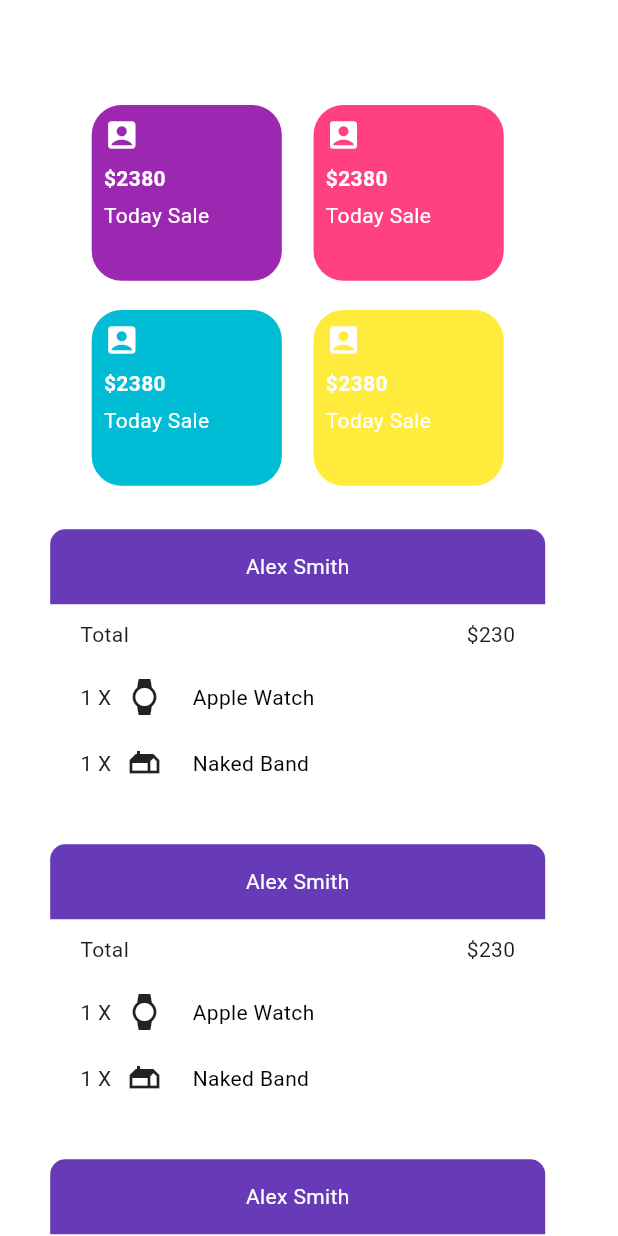
After one commit to fidahussainqazafi/inventory_system, a Flutter app: the vehicleInventoryScreen screen opened directly, on a phone screen of 412 x 824 dp. The commit adds this screen. Run offline on Flutter 3.47's test engine with Material 3 defaults, Android fonts, the phone set to English and light mode, and no system bars; our stand-ins replace flutter_screenutil.

Commit message:
vehicle_inventory_screen completed

```diff
--- a/lib/main.dart
+++ b/lib/main.dart
@@ -1,5 +1,6 @@
 import 'package:flutter/material.dart';
 import 'package:flutter_screenutil/flutter_screenutil.dart';
+import 'package:inventory_system/controller/dropdown_controller.dart';
 
 import 'package:provider/provider.dart';
 
@@ -23,6 +24,7 @@ class MyApp extends StatelessWidget {
       return MultiProvider(
           providers: [
             ChangeNotifierProvider(create: (context) => BottonNavController()),
+            ChangeNotifierProvider(create: (context)=>DropdownController()),
 
           ],
     child: MaterialApp(
--- a/lib/screens/home_screen.dart
+++ b/lib/screens/home_screen.dart
@@ -1,5 +1,6 @@
 import 'package:flutter/material.dart';
 import 'package:flutter_screenutil/flutter_screenutil.dart';
+import 'package:provider/provider.dart';
 
 import '../controller/dropdown_controller.dart';
 
@@ -12,9 +13,10 @@ class HomeScreen extends StatefulWidget {
 
 class _HomeScreenState extends State<HomeScreen> {
   final TextEditingController controller = TextEditingController();
-  final DropdownController dropdownController = DropdownController();
+
   @override
   Widget build(BuildContext context) {
+
     return Scaffold(
       backgroundColor: Colors.white,
       appBar: AppBar(
@@ -26,32 +28,27 @@ class _HomeScreenState extends State<HomeScreen> {
         child: Column(
           children: [
             SizedBox(height: 600.h,),
-
+            // Add your other widgets here
           ],
         ),
       ),
       floatingActionButton: FloatingActionButton(
-
         onPressed: () {
           showDialog(
             context: context,
             builder: (BuildContext builder) {
               return AlertDialog(
-
                 content: Column(
                   mainAxisSize: MainAxisSize.min,
                   children: [
-
                     Container(
                       padding: EdgeInsets.symmetric(horizontal: 10),
                       width: double.infinity,
-
                       decoration: BoxDecoration(
                         color: Colors.lightBlueAccent.withOpacity(.5),
                         borderRadius: BorderRadius.circular(5),
                       ),
                       child: Column(
-
                         children: [
                           TextFormField(
                             controller: controller,
@@ -60,29 +57,28 @@ class _HomeScreenState extends State<HomeScreen> {
                               border: InputBorder.none, // Remove the underline
                             ),
                           ),
-
-
+                          SizedBox(height: 30.h,),
 
                         ],
                       ),
                     ),
-                    SizedBox(height: 20.h,),
-                    DropdownButton<String> (
-                      isExpanded: true,
-                      value: dropdownController.selectedValue,
-
-                      items: dropdownController.dropdownItems.map((String item) {
-
-                        return DropdownMenuItem<String>(
-
-                            value: item,
-                            child: Text(item));
-                      }).toList(),
-                      onChanged: (String ? newValue){
-                        dropdownController.setValue(newValue!);
+                    Consumer<DropdownController>(
+                      builder: (context, controller, child) {
+                        return DropdownButton<String>(
+                          isExpanded: true,
+                          value: controller.selectedValue,
+                          items: controller.dropdownItems.map((String item) {
+                            return DropdownMenuItem<String>(
+                              value: item,
+                              child: Text(item),
+                            );
+                          }).toList(),
+                          onChanged: (String? newValue) {
+                            controller.setValue(newValue!);
+                          },
+                        );
                       },
                     ),
-
                   ],
                 ),
               );
@@ -92,7 +88,5 @@ class _HomeScreenState extends State<HomeScreen> {
         child: Center(child: Text('Add vehicle')),
       ),
     );
-
-
   }
 }
--- a/lib/screens/manage_users_screen.dart
+++ b/lib/screens/manage_users_screen.dart
@@ -1,4 +1,5 @@
 import 'package:flutter/material.dart';
+import 'package:inventory_system/screens/vehicle_inventory_screen.dart';
 
 
 class ManageUsersScreen extends StatefulWidget {
@@ -23,7 +24,11 @@ class _ManageUsersScreenState extends State<ManageUsersScreen> {
       ),
       body: Column(children: [
         Container(
-
+          child: InkWell(
+              onTap: (){
+                Navigator.push(context, MaterialPageRoute(builder: (context)=>vehicleInventoryScreen()));
+              },
+              child: Text('MainScreen')),
         )
       ],),
     );
--- /dev/null
+++ b/lib/screens/vehicle_inventory_screen.dart
@@ -0,0 +1,98 @@
+import 'package:flutter/material.dart';
+import 'package:flutter_screenutil/flutter_screenutil.dart';
+import 'package:inventory_system/widget/container_widget.dart';
+import 'package:inventory_system/widget/row_widget.dart';
+
+class vehicleInventoryScreen extends StatefulWidget {
+  const vehicleInventoryScreen({Key? key}) : super(key: key);
+
+  @override
+  State<vehicleInventoryScreen> createState() => _vehicleInventoryScreenState();
+}
+
+class _vehicleInventoryScreenState extends State<vehicleInventoryScreen> {
+  @override
+  Widget build(BuildContext context) {
+    return Scaffold(
+      backgroundColor: Colors.white.withOpacity(.9),
+      body: SafeArea(
+        child: Padding(
+          padding: const EdgeInsets.symmetric(horizontal: 20.0),
+          child: SingleChildScrollView(
+            child: Column(
+              children: [
+                SizedBox(height: 50,),
+                Padding(
+                  padding: const EdgeInsets.symmetric(horizontal: 20.0),
+                  child: Container(
+                    color: Colors.white,
+                    width: 300.w,
+                    height: 300.h,
+                    child: Column(
+                      mainAxisSize: MainAxisSize.min,
+                      crossAxisAlignment: CrossAxisAlignment.center,
+                      children: [
+                        Row(
+                          children: [
+                            SizedBox(height: 20,),
+                          ],
+                        ),
+                        Row(
+                          mainAxisAlignment: MainAxisAlignment.center,
+                          children: [
+
+                            SizedBox(height: 20.h,),
+                            ContainerWidget(
+                                text1: '\$2380',
+                                text2: 'Today Sale',
+                                text3: '',
+                                color: Colors.purple,
+                                icn: Icon(Icons.account_box,color: Colors.white,)),
+                            SizedBox(width: 20.w,),
+                            ContainerWidget(
+                                text1: '\$2380',
+                                text2: 'Today Sale',
+                                text3: '',
+                                color: Colors.pinkAccent,
+                                icn: Icon(Icons.account_box,color: Colors.white,)),
+
+                          ],
+                        ),
+                        SizedBox(height: 20.h,),
+                        Row(
+                          mainAxisAlignment: MainAxisAlignment.center,
+                          children: [
+                            ContainerWidget(
+                                text1: '\$2380',
+                                text2: 'Today Sale',
+                                text3: '',
+                                color: Colors.cyan,
+                                icn: Icon(Icons.account_box,color: Colors.white,)),
+                            SizedBox(width: 20.w,),
+                            ContainerWidget(
+                                text1: '\$2380',
+                                text2: 'Today Sale',
+                                text3: '',
+                                color: Colors.yellow,
+                                icn: Icon(Icons.account_box,color: Colors.white,)),
+
+                          ],
+                        ),
+                      ],
+                    ),
+                  ),
+                ),
+                SizedBox(height: 10,),
+                RowWidget(),
+                SizedBox(height: 10,),
+                RowWidget(),
+                SizedBox(height: 10,),
+                RowWidget(),
+              ],
+            ),
+          ),
+        ),
+      ),
+    );
+  }
+}
--- /dev/null
+++ b/lib/widget/container_widget.dart
@@ -0,0 +1,41 @@
+import 'package:flutter/material.dart';
+import 'package:flutter_screenutil/flutter_screenutil.dart';
+
+class ContainerWidget extends StatelessWidget {
+  final String text1;
+  final String text2;
+  final String text3;
+  final Color color;
+  final Icon icn;
+  const ContainerWidget({Key? key, required this.text1, required this.text2, required this.text3, required this.color, required this.icn}) : super(key: key);
+
+  @override
+  Widget build(BuildContext context) {
+    return Container(
+
+      width: 120.w,
+      height: 120.h,
+
+      decoration: BoxDecoration(
+        color: color,
+        borderRadius: BorderRadius.circular(20),
+      ),
+      child: Padding(
+        padding: const EdgeInsets.all(8.0),
+        child: Column(
+          mainAxisAlignment: MainAxisAlignment.start,
+          crossAxisAlignment: CrossAxisAlignment.start,
+          children: [
+            icn,
+            SizedBox(height: 7.h,),
+            Text(text1,style: TextStyle(color: Colors.white,fontWeight: FontWeight.bold),),
+            SizedBox(height: 5.h,),
+            Text(text2,style: TextStyle(color: Colors.white),),
+            SizedBox(height: 5.h,),
+            Text(text3,style: TextStyle(color: Colors.white),),
+          ],
+        ),
+      ),
+    );
+  }
+}
--- /dev/null
+++ b/lib/widget/row_widget.dart
@@ -0,0 +1,89 @@
+import 'package:flutter/material.dart';
+
+class RowWidget extends StatelessWidget {
+  const RowWidget({Key? key}) : super(key: key);
+
+  @override
+  Widget build(BuildContext context) {
+    return Container(
+      width: 330,
+      height: 200,
+      color: Colors.white.withOpacity(.5),
+      child: Column(
+        children: [
+          Row(
+            children: [
+              Container(
+                decoration: BoxDecoration(
+                  borderRadius: BorderRadius.only(
+                    topRight: Radius.circular(10),
+                    topLeft: Radius.circular(10),
+                  ),
+                  color: Colors.deepPurple,
+                ),
+                width: 330,
+                height: 50,
+                child: Center(
+                  child: Text(
+                    'Alex Smith',
+                    style: TextStyle(color: Colors.white),
+                  ),
+                ),
+              )
+
+
+            ],
+          ),
+          SizedBox(height: 10,),
+          Container(
+            child: Padding(
+              padding: const EdgeInsets.symmetric(horizontal: 20.0),
+              child: Row(
+                mainAxisAlignment: MainAxisAlignment.spaceBetween,
+                children: [
+
+                  Text('Total'),
+
+                  Text('\$230'),
+
+                ],
+              ),
+            ),
+          ),
+          SizedBox(height: 20,),
+          Padding(
+            padding: const EdgeInsets.symmetric(horizontal: 20.0),
+            child: Row(
+
+              children: [
+
+                Text('1 X'),
+                SizedBox(width: 10,),
+                Icon(Icons.watch),
+                SizedBox(width: 20,),
+                Text('Apple Watch',style: TextStyle(color: Colors.black),)
+
+              ],
+            ),
+          ),
+          SizedBox(height: 20,),
+          Padding(
+            padding: const EdgeInsets.symmetric(horizontal: 20.0),
+            child: Row(
+
+              children: [
+
+                Text('1 X'),
+                SizedBox(width: 10,),
+                Icon(Icons.gite),
+                SizedBox(width: 20,),
+                Text('Naked Band',style: TextStyle(color: Colors.black),)
+
+              ],
+            ),
+          ),
+        ],
+      ),
+    );
+  }
+}
```
